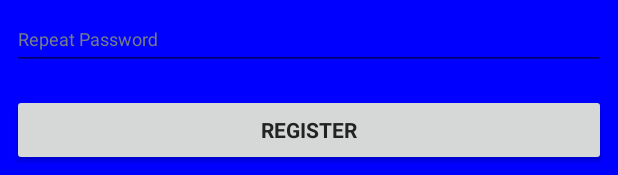
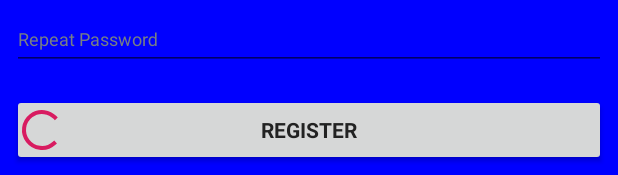
Before and after one commit to bkraszewski/Awesome_Rent, an Android app: the layout fragment_register.xml on its own in the app's theme, with its tools: preview values and no code run, on a phone screen of 412 x 824 dp. Shown: the part 1058-1233 px from the top of the screen. Run offline under Robolectric (Android 15) with nearby library versions, the phone set to English and light mode, and no system bars.

Commit message:
register view model with tests

```diff
--- a/app/src/main/java/pl/starter/android/feature/auth/register/RegisterFragment.kt
+++ b/app/src/main/java/pl/starter/android/feature/auth/register/RegisterFragment.kt
@@ -6,8 +6,10 @@ import pl.starter.android.R
 import pl.starter.android.feature.auth.AuthNavListener
 import pl.starter.android.base.BaseFragment
 import pl.starter.android.databinding.FragmentRegisterBinding
+import pl.starter.android.feature.main.MainActivity
 
 class RegisterFragment : BaseFragment<RegisterView, RegisterViewModel, FragmentRegisterBinding>(R.layout.fragment_register), RegisterView {
+
 
     var listener: AuthNavListener? = null
 
@@ -26,6 +28,10 @@ class RegisterFragment : BaseFragment<RegisterView, RegisterViewModel, FragmentR
         super.onDestroyView()
     }
 
+    override fun navigateToMain() {
+        MainActivity.start(requireContext())
+    }
+
     companion object {
         fun newInstance() = RegisterFragment()
     }
--- a/app/src/main/java/pl/starter/android/service/ApiRepository.kt
+++ b/app/src/main/java/pl/starter/android/service/ApiRepository.kt
@@ -4,10 +4,15 @@ import io.reactivex.Single
 
 interface ApiRepository {
     fun login(email:String, password: String): Single<AuthReponse>
+    fun register(email: String, password: String): Single<AuthReponse>
 }
 
 class ApiRepositoryImpl(
     private val apiService: ApiService) : ApiRepository{
+
+    override fun register(email: String, password: String): Single<AuthReponse> {
+        return apiService.register(RegisterRequest(email, password))
+    }
 
     override fun login(email: String, password: String): Single<AuthReponse> {
         return apiService.login(LoginRequest(email, password))
--- a/app/src/main/res/layout/fragment_register.xml
+++ b/app/src/main/res/layout/fragment_register.xml
@@ -31,6 +31,7 @@
             style="@style/TextInputLayout"
             android:layout_width="match_parent"
             android:layout_height="wrap_content"
+            android:error="@{viewModel.emailError}"
             android:layout_marginBottom="@dimen/double_spacer"
             app:layout_constraintBottom_toTopOf="@+id/registerPasswordTL">
 
@@ -38,6 +39,7 @@
                 style="@style/TextInputEditText"
                 android:layout_width="match_parent"
                 android:layout_height="wrap_content"
+                android:text="@={viewModel.email}"
                 android:hint="@string/register_email" />
 
         </com.google.android.material.textfield.TextInputLayout>
@@ -46,6 +48,7 @@
             android:id="@+id/registerPasswordTL"
             style="@style/TextInputLayout"
             android:layout_width="match_parent"
+            android:error="@{viewModel.passwordError}"
             android:layout_height="wrap_content"
             android:layout_marginBottom="@dimen/double_spacer"
             app:layout_constraintBottom_toTopOf="@+id/registerRepeatPasswordTL">
@@ -53,6 +56,7 @@
             <com.google.android.material.textfield.TextInputEditText
                 style="@style/TextInputEditText"
                 android:layout_width="match_parent"
+                android:text="@={viewModel.password}"
                 android:layout_height="wrap_content"
                 android:hint="@string/register_password" />
 
@@ -69,6 +73,7 @@
             <com.google.android.material.textfield.TextInputEditText
                 style="@style/TextInputEditText"
                 android:layout_width="match_parent"
+                android:text="@={viewModel.repeatPassword}"
                 android:layout_height="wrap_content"
                 android:hint="@string/register_password_repeat" />
 
@@ -78,11 +83,25 @@
         <Button
             android:id="@+id/registerButton"
             style="@style/Button"
+            android:enabled="@{!viewModel.inProgress}"
+            android:onClick="@{()-> viewModel.onRegister()}"
             android:layout_width="match_parent"
             android:layout_height="wrap_content"
             android:text="@string/register_register_action"
             app:layout_constraintBottom_toBottomOf="parent" />
 
+        <ProgressBar
+            android:layout_width="@dimen/auth_progress_size"
+            app:layout_constraintStart_toStartOf="@+id/registerButton"
+            android:elevation="@dimen/double_spacer"
+            android:layout_marginTop="@dimen/half_spacer"
+            app:visible="@{viewModel.inProgress}"
+            android:layout_marginStart="@dimen/half_spacer"
+            android:layout_marginBottom="@dimen/half_spacer"
+            app:layout_constraintTop_toTopOf="@+id/registerButton"
+            app:layout_constraintBottom_toBottomOf="@+id/registerButton"
+            android:layout_height="@dimen/auth_progress_size" />
+
 
     </androidx.constraintlayout.widget.ConstraintLayout>
 </layout>
--- a/app/src/main/res/values/strings.xml
+++ b/app/src/main/res/values/strings.xml
@@ -18,4 +18,8 @@
     <string name="login_not_valid">E-mail is not valid</string>
     <string name="login_password_not_valid">Password can\'t be empty</string>
     <string name="login_error_server_side">Oops, something went wrong!</string>
+    <string name="register_email_not_valid">E-mail not valid</string>
+    <string name="register_password_not_valid">Password is not valid</string>
+    <string name="register_passwords_are_not_same">Typed passwords are different!</string>
+    <string name="register_error_server_side">Ops, something wrong happened!</string>
 </resources>
```
Also changed, not shown: app/src/main/java/pl/starter/android/feature/auth/AuthUtils.kt (added, +20 -0 lines), app/src/main/java/pl/starter/android/feature/auth/login/LoginViewModel.kt (+3 -15 lines), app/src/main/java/pl/starter/android/feature/auth/register/RegisterViewModel.kt (+76 -0 lines), 1 other file.
